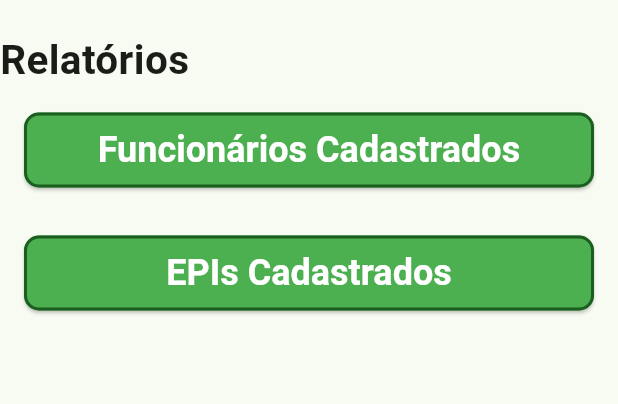
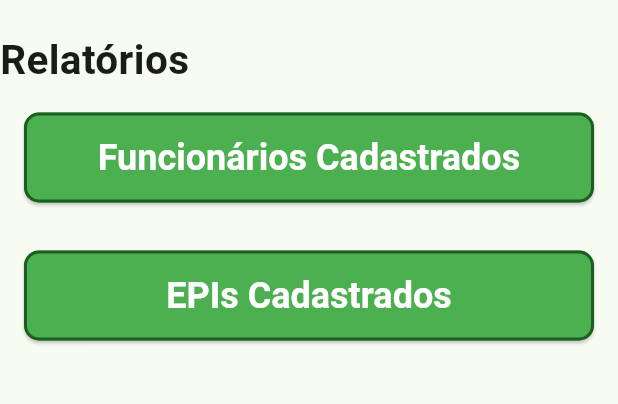
Before and after one commit to rodrigomoretto/epi_seguranca, a Flutter app: the RelatorioView screen opened directly, on a phone screen of 412 x 824 dp, the part 264-668 px from its top. Run offline on Flutter 3.47's test engine with Material 2 defaults, Android fonts, the phone set to English and light mode, and no system bars; our stand-ins replace sqflite; accounts and stored records are empty.

Commit message:
Padding no Botão Padrão

```diff
--- a/lib/util/widgets/customButton.widget.dart
+++ b/lib/util/widgets/customButton.widget.dart
@@ -15,9 +15,12 @@ class CustomButton extends StatelessWidget {
         style: ElevatedButton.styleFrom(
           minimumSize: Size.fromHeight(height),
         ),
-        child: Text(
-          texto,
-          style: const TextStyle(color: Colors.white,),
+        child: Padding(
+          padding: const EdgeInsets.symmetric(vertical: 16.0),
+          child: Text(
+            texto,
+            style: const TextStyle(color: Colors.white,),
+          ),
         ),
       ),
     );
```
